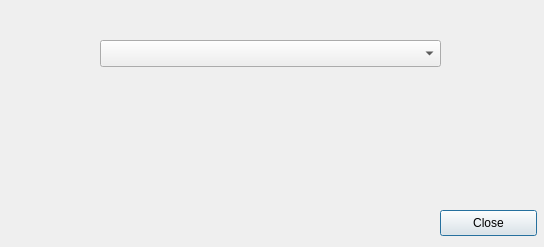
This is rpm/settingsdialog.ui in stelro/RPM-Counter-Arduino as Qt 5 draws it before an edit. The edited form follows.
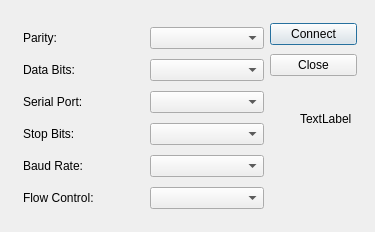
This is the edited form.

What changed in the file:
```diff
--- a/rpm/settingsdialog.ui
+++ b/rpm/settingsdialog.ui
@@ -6,35 +6,123 @@
    <rect>
     <x>0</x>
     <y>0</y>
-    <width>544</width>
-    <height>247</height>
+    <width>375</width>
+    <height>232</height>
    </rect>
   </property>
   <property name="windowTitle">
    <string>Dialog</string>
   </property>
-  <widget class="QPushButton" name="pushButton">
+  <widget class="QWidget" name="layoutWidget">
    <property name="geometry">
     <rect>
-     <x>440</x>
-     <y>210</y>
-     <width>97</width>
-     <height>26</height>
+     <x>23</x>
+     <y>23</y>
+     <width>241</width>
+     <height>194</height>
+    </rect>
+   </property>
+   <layout class="QGridLayout" name="gridLayout">
+    <item row="0" column="0">
+     <widget class="QLabel" name="label_4">
+      <property name="text">
+       <string>Parity:</string>
+      </property>
+     </widget>
+    </item>
+    <item row="1" column="0" colspan="2">
+     <widget class="QLabel" name="label_3">
+      <property name="text">
+       <string>Data Bits:</string>
+      </property>
+     </widget>
+    </item>
+    <item row="2" column="0" colspan="2">
+     <widget class="QLabel" name="label">
+      <property name="text">
+       <string>Serial Port:</string>
+      </property>
+     </widget>
+    </item>
+    <item row="2" column="2" colspan="2">
+     <widget class="QComboBox" name="serialPortCombo"/>
+    </item>
+    <item row="3" column="0" colspan="2">
+     <widget class="QLabel" name="label_5">
+      <property name="text">
+       <string>Stop Bits:</string>
+      </property>
+     </widget>
+    </item>
+    <item row="4" column="0" colspan="2">
+     <widget class="QLabel" name="label_2">
+      <property name="text">
+       <string>Baud Rate:</string>
+      </property>
+     </widget>
+    </item>
+    <item row="4" column="2" colspan="2">
+     <widget class="QComboBox" name="baudRateCombo"/>
+    </item>
+    <item row="3" column="2" colspan="2">
+     <widget class="QComboBox" name="stopBitsCombo"/>
+    </item>
+    <item row="1" column="2" colspan="2">
+     <widget class="QComboBox" name="dataBitsCombo"/>
+    </item>
+    <item row="0" column="2" colspan="2">
+     <widget class="QComboBox" name="parityCombo"/>
+    </item>
+    <item row="5" column="0" colspan="2">
+     <widget class="QLabel" name="label_6">
+      <property name="text">
+       <string>Flow Control:</string>
+      </property>
+     </widget>
+    </item>
+    <item row="5" column="2" colspan="2">
+     <widget class="QComboBox" name="flowControlCombo"/>
+    </item>
+   </layout>
+  </widget>
+  <widget class="QLabel" name="label_7">
+   <property name="geometry">
+    <rect>
+     <x>300</x>
+     <y>110</y>
+     <width>67</width>
+     <height>17</height>
     </rect>
    </property>
    <property name="text">
-    <string>Close</string>
+    <string>TextLabel</string>
    </property>
   </widget>
-  <widget class="QComboBox" name="comboBox2">
+  <widget class="QWidget" name="">
    <property name="geometry">
     <rect>
-     <x>100</x>
-     <y>40</y>
-     <width>341</width>
-     <height>27</height>
+     <x>270</x>
+     <y>20</y>
+     <width>87</width>
+     <height>60</height>
     </rect>
    </property>
+   <layout class="QVBoxLayout" name="verticalLayout">
+    <item>
+     <widget class="QPushButton" name="pushButton_2">
+      <property name="text">
+       <string>Connect</string>
+      </property>
+     </widget>
+    </item>
+    <item>
+     <widget class="QPushButton" name="pushButton">
+      <property name="text">
+       <string>Close</string>
+      </property>
+     </widget>
+    </item>
+   </layout>
   </widget>
  </widget>
  <resources/>
```
